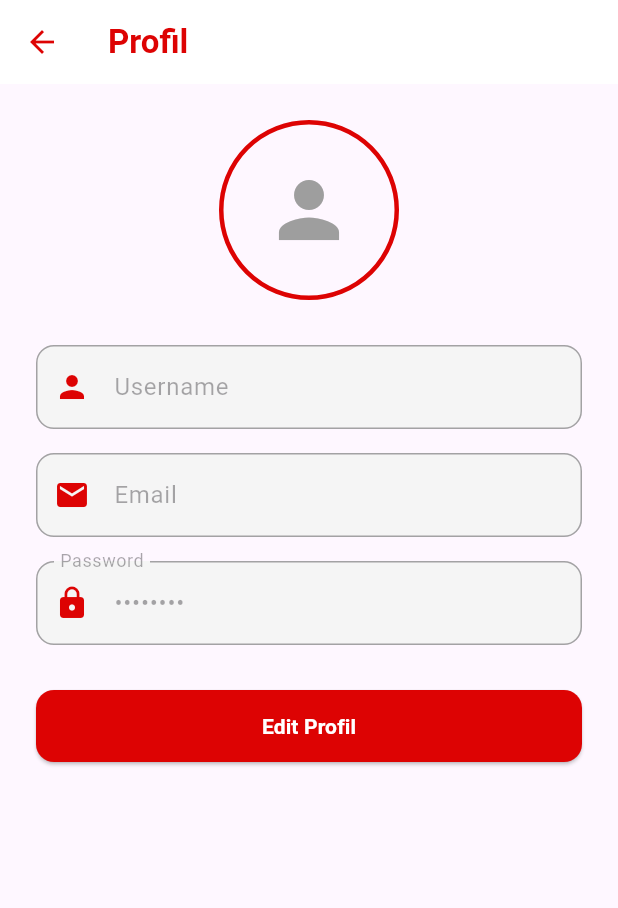
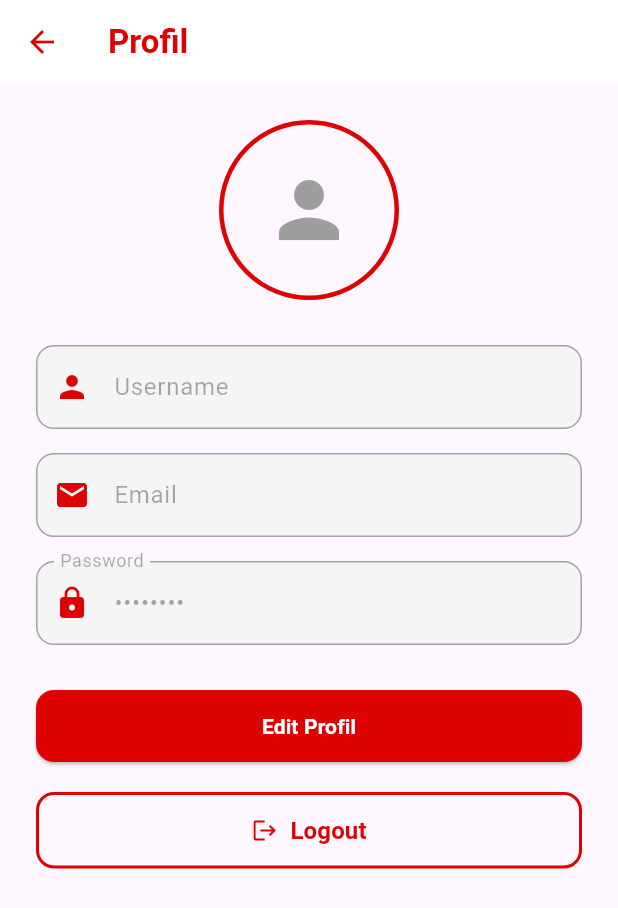
Before and after one commit to IsnaAinur/sumtime, a Flutter app: the ProfilePage screen opened directly, on a phone screen of 412 x 824 dp. Shown: the top 908 px of the screen. Run offline on Flutter 3.47's test engine with Material 3 defaults, Android fonts, the light colour scheme and no system bars; our stand-ins replace geocoding, geolocator, image_picker, shared_preferences; accounts and stored records are empty.

Commit message:
tambahin logout di profil

```diff
--- a/lib/profile.dart
+++ b/lib/profile.dart
@@ -3,6 +3,7 @@ import 'dart:io';
 import 'package:image_picker/image_picker.dart';
 import 'package:shared_preferences/shared_preferences.dart';
 import 'package:path_provider/path_provider.dart';
+import 'login.dart';
 
 class ProfilePage extends StatefulWidget {
   const ProfilePage({super.key});
@@ -122,6 +123,46 @@ class _ProfilePageState extends State<ProfilePage> {
     );
   }
 
+  // Fungsi logout
+  Future<void> _logout() async {
+    // Tampilkan dialog konfirmasi
+    final confirm = await showDialog<bool>(
+      context: context,
+      builder: (context) => AlertDialog(
+        title: const Text('Logout'),
+        content: const Text('Apakah Anda yakin ingin logout?'),
+        actions: [
+          TextButton(
+            onPressed: () => Navigator.pop(context, false),
+            child: const Text('Batal'),
+          ),
+          TextButton(
+            onPressed: () => Navigator.pop(context, true),
+            style: TextButton.styleFrom(
+              foregroundColor: _primaryColor,
+            ),
+            child: const Text('Logout'),
+          ),
+        ],
+      ),
+    );
+
+    if (confirm == true) {
+      // Hapus data dari SharedPreferences (atau hanya clear session)
+      final prefs = await SharedPreferences.getInstance();
+      await prefs.clear(); // Hapus semua data, atau bisa hanya hapus email/password saja
+
+      // Navigate kembali ke login
+      if (mounted) {
+        Navigator.pushAndRemoveUntil(
+          context,
+          MaterialPageRoute(builder: (context) => const LoginPage()),
+          (route) => false, // Hapus semua route sebelumnya
+        );
+      }
+    }
+  }
+
   @override
   Widget build(BuildContext context) {
     return Scaffold(
@@ -214,6 +255,36 @@ class _ProfilePageState extends State<ProfilePage> {
                 ]
               ],
             ),
+
+            const SizedBox(height: 20),
+
+            // Tombol Logout
+            SizedBox(
+              width: double.infinity,
+              child: OutlinedButton(
+                style: OutlinedButton.styleFrom(
+                  padding: const EdgeInsets.symmetric(vertical: 14),
+                  side: BorderSide(color: _primaryColor, width: 2),
+                  shape: RoundedRectangleBorder(borderRadius: BorderRadius.circular(12)),
+                ),
+                onPressed: _logout,
+                child: Row(
+                  mainAxisAlignment: MainAxisAlignment.center,
+                  children: [
+                    Icon(Icons.logout, color: _primaryColor),
+                    const SizedBox(width: 8),
+                    Text(
+                      'Logout',
+                      style: TextStyle(
+                        fontWeight: FontWeight.bold,
+                        color: _primaryColor,
+                        fontSize: 16,
+                      ),
+                    ),
+                  ],
+                ),
+              ),
+            ),
           ],
         ),
       ),
```
